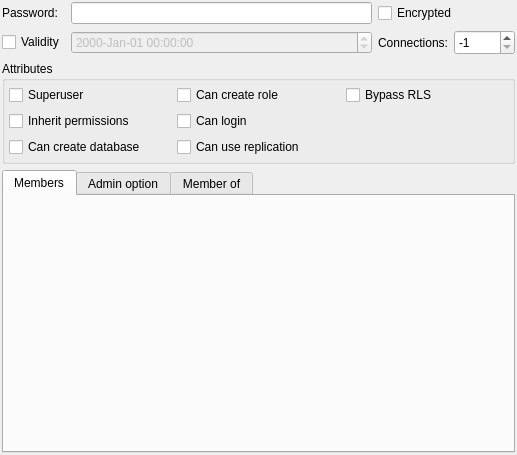
The window that libs/libgui/ui/dbobjects/rolewidget.ui (pgmodeler/pgmodeler) describes before a commit, drawn with Qt 5.
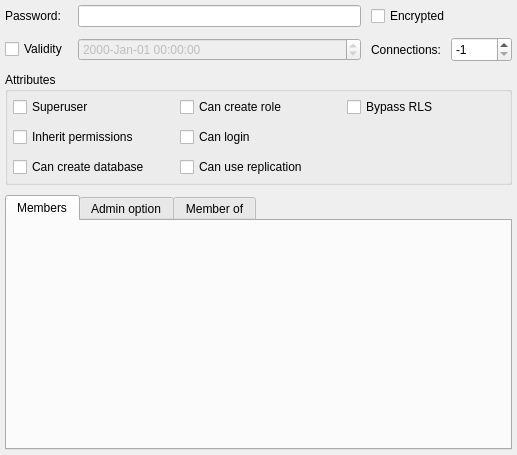
The same window after the commit.

```diff
--- a/libs/libgui/ui/dbobjects/rolewidget.ui
+++ b/libs/libgui/ui/dbobjects/rolewidget.ui
@@ -18,19 +18,19 @@
   </property>
   <layout class="QGridLayout" name="role_grid">
    <property name="leftMargin">
-    <number>2</number>
+    <number>5</number>
    </property>
    <property name="topMargin">
-    <number>2</number>
+    <number>5</number>
    </property>
    <property name="rightMargin">
-    <number>2</number>
+    <number>5</number>
    </property>
    <property name="bottomMargin">
-    <number>2</number>
+    <number>5</number>
    </property>
    <property name="spacing">
-    <number>6</number>
+    <number>10</number>
    </property>
    <item row="1" column="1">
     <widget class="QDateTimeEdit" name="validity_dte">
@@ -110,19 +110,19 @@
      </property>
      <layout class="QGridLayout" name="gridLayout">
       <property name="leftMargin">
-       <number>4</number>
+       <number>5</number>
       </property>
       <property name="topMargin">
-       <number>4</number>
+       <number>5</number>
       </property>
       <property name="rightMargin">
-       <number>4</number>
+       <number>5</number>
       </property>
       <property name="bottomMargin">
-       <number>4</number>
+       <number>5</number>
       </property>
       <property name="spacing">
-       <number>6</number>
+       <number>10</number>
       </property>
       <item row="0" column="0">
        <widget class="QCheckBox" name="superusr_chk">
```
